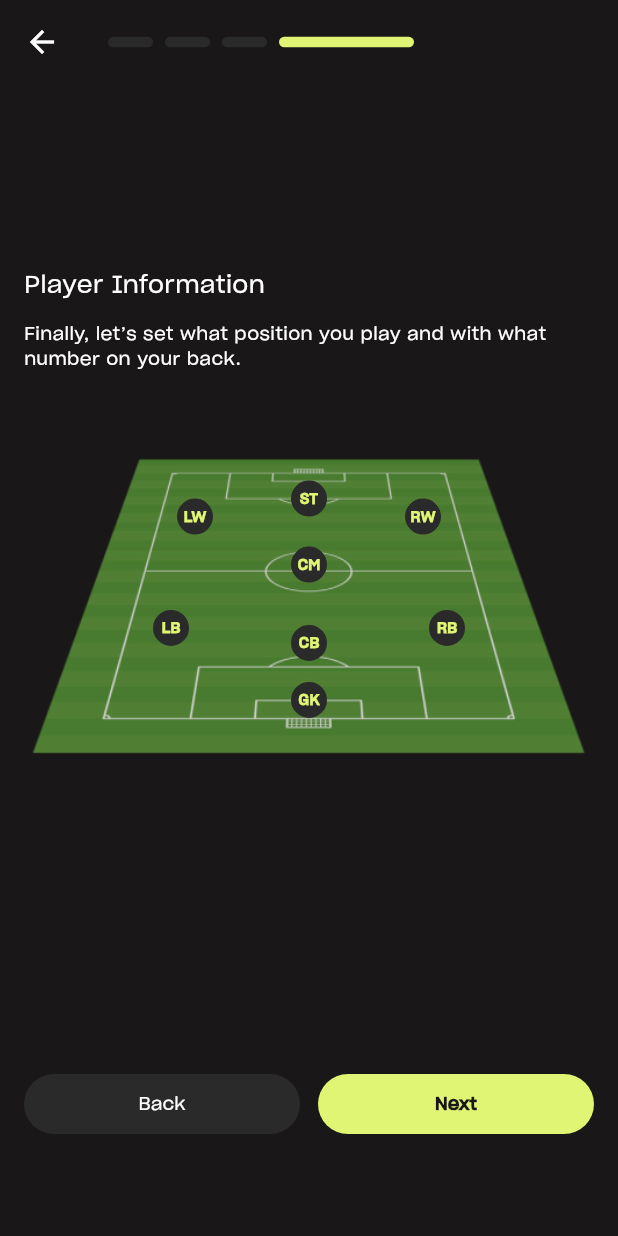
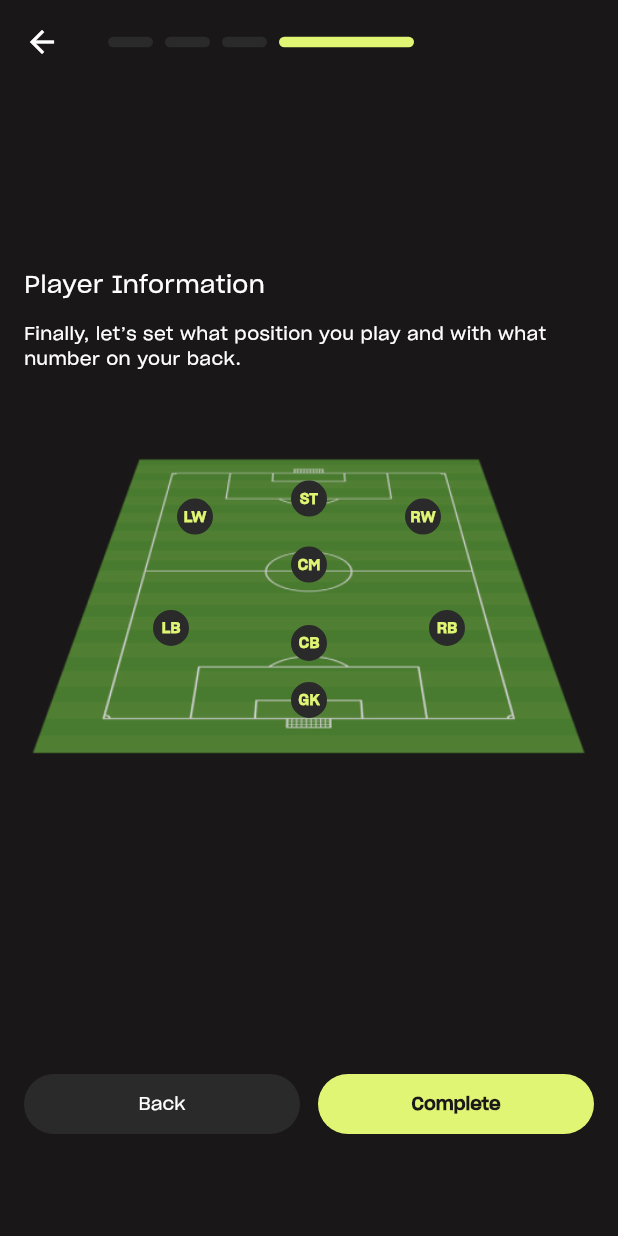
Before and after one commit to abuyukyi101198/sidelines-flutter, a Flutter app: the SetupJourney screen opened by its route, swiped to page 4, on a phone screen of 412 x 824 dp. Run offline on Flutter 3.47's test engine with Material 3 defaults, Android fonts, the light colour scheme and no system bars; drawn by our look-alikes of smooth_page_indicator; our stand-ins replace date_field, flutter_secure_storage, flutter_svg; accounts and stored records are empty.

Commit message:
customized last step next button text

```diff
--- a/lib/widgets/footers/setup_journey_footer.dart
+++ b/lib/widgets/footers/setup_journey_footer.dart
@@ -16,8 +16,12 @@ class SetupJourneyFooter extends StatelessWidget {
 
   @override
   Widget build(BuildContext context) {
-    final String? effectiveNextLabel =
-        index == 0 ? 'Let\'s get started!' : null;
+    String? effectiveNextLabel;
+    if (index == 0) {
+      effectiveNextLabel = 'Let\'s get started!';
+    } else if (index == 3) {
+      effectiveNextLabel = 'Complete';
+    }
     return Padding(
         padding: const EdgeInsets.all(16.0),
         child: Column(
```
